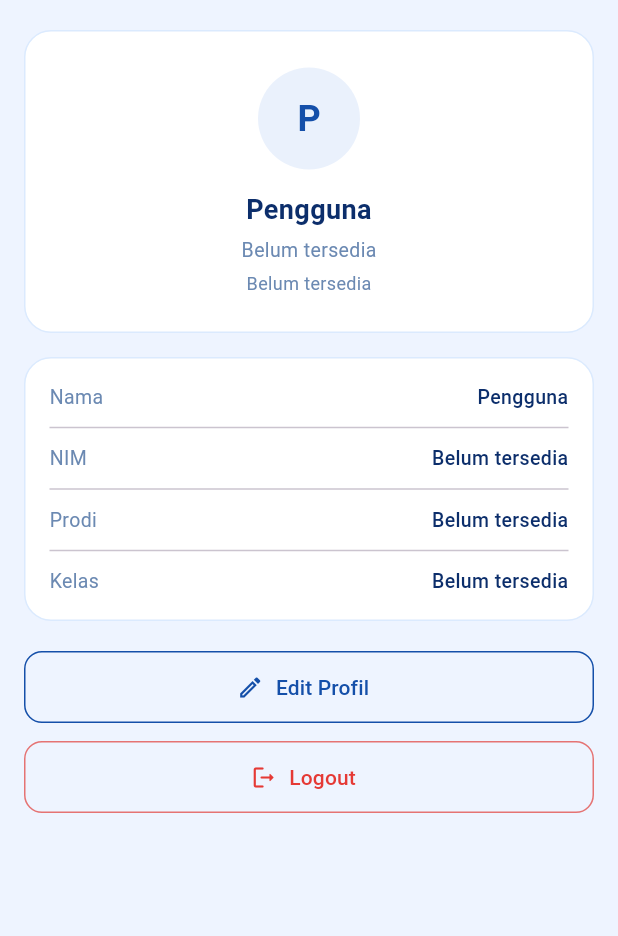
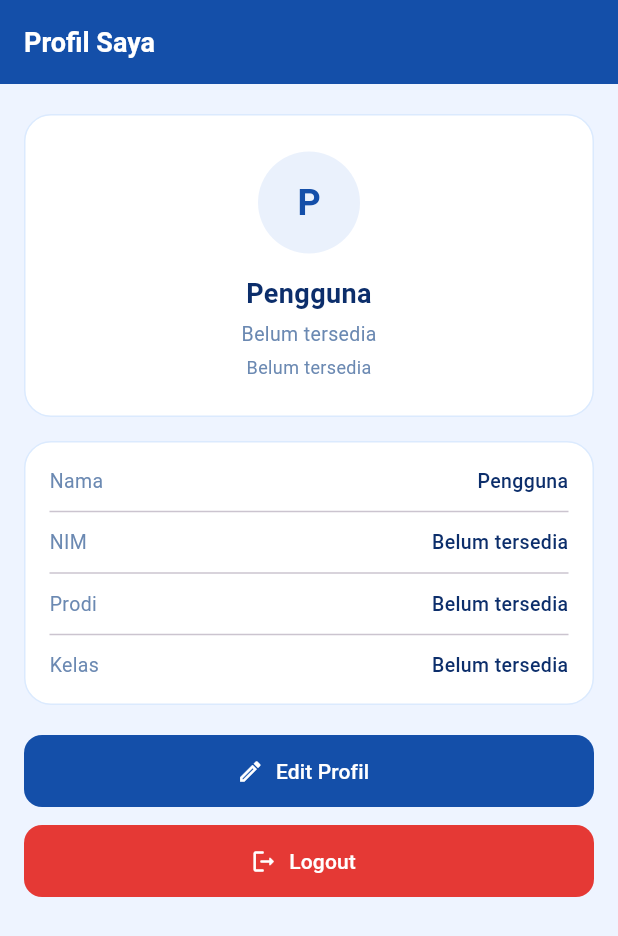
Before and after one commit to shalfaamelia/face-recognize-app, a Flutter app: the DashboardScreen screen opened directly with empty values, after a tap on "Profil Saya", on a phone screen of 412 x 824 dp. Shown: the top 936 px of the screen. Run offline on Flutter 3.47's test engine with Material 3 defaults, Android fonts, the phone set to English and light mode, and no system bars; our stand-ins replace image_picker; network calls fail.

Commit message:
Foldering dan perbaikan tampilan profil

```diff
--- /dev/null
+++ b/frontend/lib/screens/dashboard/dashboard_model.dart
@@ -0,0 +1,46 @@
+import 'package:flutter/material.dart';
+
+class AktivitasItem {
+  final IconData icon;
+  final Color iconColor;
+  final Color iconBg;
+  final String judul;
+  final String waktu;
+  final String badge;
+  final Color badgeColor;
+  final Color badgeBg;
+
+  const AktivitasItem({
+    required this.icon,
+    required this.iconColor,
+    required this.iconBg,
+    required this.judul,
+    required this.waktu,
+    required this.badge,
+    required this.badgeColor,
+    required this.badgeBg,
+  });
+}
+
+class DashboardData {
+  final int peminjamanAktif;
+  final int totalAkses;
+  final int laporanBarang;
+  final List<AktivitasItem> aktivitas;
+
+  const DashboardData({
+    required this.peminjamanAktif,
+    required this.totalAkses,
+    required this.laporanBarang,
+    required this.aktivitas,
+  });
+
+  factory DashboardData.empty() {
+    return const DashboardData(
+      peminjamanAktif: 0,
+      totalAkses: 0,
+      laporanBarang: 0,
+      aktivitas: [],
+    );
+  }
+}
--- a/frontend/lib/screens/dashboard/dashboard_screen.dart
+++ b/frontend/lib/screens/dashboard/dashboard_screen.dart
@@ -1,56 +1,20 @@
 import 'package:flutter/material.dart';
+
 import '../../utils/palette.dart';
 import '../profile/profile_screen.dart';
 import '../riwayat_akses/riwayat_akses_screen.dart';
 import '../peminjaman_lab/peminjaman_lab_screen.dart';
 import '../laporan_barang/laporan_barang_screen.dart';
+import 'dashboard_model.dart';
+import 'dashboard_service.dart';
 
-// ✅ SERVICE IMPORT
-import '../peminjaman_lab/peminjaman_lab_service.dart';
-import '../laporan_barang/laporan_barang_service.dart';
-import '../riwayat_akses/riwayat_akses_service.dart';
-
-// ─── Model Aktivitas ───────────────────────────────────────
-class AktivitasItem {
-  final IconData icon;
-  final Color iconColor;
-  final Color iconBg;
-  final String judul;
-  final String waktu;
-  final String badge;
-  final Color badgeColor;
-  final Color badgeBg;
-
-  const AktivitasItem({
-    required this.icon,
-    required this.iconColor,
-    required this.iconBg,
-    required this.judul,
-    required this.waktu,
-    required this.badge,
-    required this.badgeColor,
-    required this.badgeBg,
-  });
-}
-
-// ─── Helper: Kapitalisasi huruf pertama ───────────────────
-String _kapitalisasi(String text) {
-  if (text.isEmpty) return text;
-  return text[0].toUpperCase() + text.substring(1);
-}
-
-// ─── Helper: Format waktu — hapus .000 di akhir ──────────
-String _formatWaktu(dynamic waktu) {
-  if (waktu is DateTime) {
-    return waktu.toString().replaceAll(RegExp(r'\.\d{3}$'), '');
-  }
-  return waktu.toString().replaceAll(RegExp(r'\.\d{3}$'), '');
-}
-
-// ─── Dashboard Screen (Shell dengan Bottom Nav) ─────────────
 class DashboardScreen extends StatefulWidget {
   final Map<String, dynamic> user;
-  const DashboardScreen({super.key, required this.user});
+
+  const DashboardScreen({
+    super.key,
+    required this.user,
+  });
 
   @override
   State<DashboardScreen> createState() => _DashboardScreenState();
@@ -72,32 +36,28 @@ class _DashboardScreenState extends State<DashboardScreen> {
       ),
       bottomNavigationBar: _BottomNav(
         selected: _selectedTab,
-        onTap: (i) => setState(() => _selectedTab = i),
+        onTap: (index) => setState(() => _selectedTab = index),
       ),
     );
   }
 }
 
-// ─── Home Tab ───────────────────────────────────────────────
 class _HomeTab extends StatefulWidget {
   final Map<String, dynamic> user;
-  const _HomeTab({required this.user});
+
+  const _HomeTab({
+    required this.user,
+  });
 
   @override
   State<_HomeTab> createState() => _HomeTabState();
 }
 
 class _HomeTabState extends State<_HomeTab> {
-  int peminjamanAktif = 0;
-  int totalAkses = 0;
-  int laporanBarang = 0;
-  List<AktivitasItem> aktivitas = [];
+  final DashboardService _dashboardService = DashboardService();
 
-  int? _parseUserId(dynamic value) {
-    if (value is int) return value;
-    if (value is String) return int.tryParse(value);
-    return null;
-  }
+  DashboardData _dashboardData = DashboardData.empty();
+  bool _isLoading = true;
 
   @override
   void initState() {
@@ -106,76 +66,30 @@ class _HomeTabState extends State<_HomeTab> {
   }
 
   Future<void> _loadDashboard() async {
-    final userId = _parseUserId(widget.user['id']);
-    if (userId == null) return;
+    setState(() => _isLoading = true);
 
     try {
-      final peminjaman = await PeminjamanService().getByUser(userId);
-      final laporan = await LaporanBarangService().getByUser(userId);
-      final akses = await MonitoringService().fetchUserLogs(userId);
+      final data = await _dashboardService.getDashboardData(widget.user);
 
-      // ✅ FIX 1: Hitung SEMUA peminjaman, bukan hanya yang disetujui
-      peminjamanAktif = peminjaman.length;
-      totalAkses = akses.length;
-      laporanBarang = laporan.length;
+      if (!mounted) return;
 
-      aktivitas = [
-        ...peminjaman
-            .take(2)
-            .map(
-              (e) => AktivitasItem(
-                icon: Icons.science_outlined,
-                iconColor: Palette.blue,
-                iconBg: Palette.blueLight,
-                judul: e.keterangan,
-                waktu: 'Peminjaman · ${e.tanggal}',
-                // ✅ FIX 3: Kapitalisasi badge
-                badge: _kapitalisasi(e.status),
-                badgeColor: Palette.blue,
-                badgeBg: Palette.blueLight,
-              ),
-            ),
-        ...laporan
-            .take(2)
-            .map(
-              (e) => AktivitasItem(
-                icon: Icons.inventory_2_outlined,
-                iconColor: Palette.orange,
-                iconBg: Palette.orangeLight,
-                judul: 'Barang ${e.keterangan}',
-                waktu: 'Laporan Barang · ${e.tanggal}',
-                // ✅ FIX 3: Kapitalisasi badge
-                badge: _kapitalisasi(e.status),
-                badgeColor: Palette.orange,
-                badgeBg: Palette.orangeLight,
-              ),
-            ),
-        ...akses
-            .take(2)
-            .map(
-              (e) => AktivitasItem(
-                icon: Icons.history_outlined,
-                iconColor: Palette.green,
-                iconBg: Palette.greenLight,
-                judul: 'Akses Lab',
-                // ✅ FIX 4: Hilangkan .000 dari waktu masuk
-                waktu: 'Masuk · ${_formatWaktu(e.masuk)}',
-                badge: 'Riwayat Masuk',
-                badgeColor: Palette.green,
-                badgeBg: Palette.greenLight,
-              ),
-            ),
-      ];
+      setState(() {
+        _dashboardData = data;
+        _isLoading = false;
+      });
+    } catch (e) {
+      debugPrint('Error dashboard: $e');
 
-      setState(() {});
-    } catch (e) {
-      debugPrint("Error dashboard: $e");
+      if (!mounted) return;
+
+      setState(() => _isLoading = false);
     }
   }
 
   @override
   Widget build(BuildContext context) {
     final String nama = (widget.user['nama'] ?? 'Pengguna').toString();
+
     final String inisial = nama.isNotEmpty
         ? nama.trim().split(' ').map((w) => w[0]).take(2).join().toUpperCase()
         : 'U';
@@ -188,37 +102,49 @@ class _HomeTabState extends State<_HomeTab> {
           child: Column(
             crossAxisAlignment: CrossAxisAlignment.start,
             children: [
-              _Header(nama: nama, inisial: inisial),
+              _Header(
+                nama: nama,
+                inisial: inisial,
+              ),
               Padding(
                 padding: const EdgeInsets.fromLTRB(16, 16, 16, 0),
                 child: Column(
                   crossAxisAlignment: CrossAxisAlignment.start,
                   children: [
                     _StatRow(
-                      aktif: peminjamanAktif,
-                      akses: totalAkses,
-                      laporan: laporanBarang,
+                      aktif: _dashboardData.peminjamanAktif,
+                      akses: _dashboardData.totalAkses,
+                      laporan: _dashboardData.laporanBarang,
                     ),
                     const SizedBox(height: 20),
-                    _SectionLabel('Menu Utama'),
+                    const _SectionLabel('Menu Utama'),
                     const SizedBox(height: 10),
                     _MenuGrid(
                       user: widget.user,
-                      peminjamanAktif: peminjamanAktif,
-                      laporanBarang: laporanBarang,
-                      totalAkses: totalAkses,
+                      peminjamanAktif: _dashboardData.peminjamanAktif,
+                      laporanBarang: _dashboardData.laporanBarang,
+                      totalAkses: _dashboardData.totalAkses,
                     ),
                     const SizedBox(height: 20),
-                    _SectionLabel('Aktivitas Terbaru'),
+                    const _SectionLabel('Aktivitas Terbaru'),
                     const SizedBox(height: 10),
-                    aktivitas.isEmpty
+                    _isLoading
                         ? const Center(
                             child: Padding(
                               padding: EdgeInsets.all(20),
                               child: CircularProgressIndicator(),
                             ),
                           )
-                        : _AktivitasCard(items: aktivitas),
+                        : _dashboardData.aktivitas.isEmpty
+                            ? const Center(
+                                child: Padding(
+                                  padding: EdgeInsets.all(20),
+                                  child: Text('Belum ada aktivitas terbaru'),
+                                ),
+                              )
+                            : _AktivitasCard(
+                                items: _dashboardData.aktivitas,
+                              ),
                     const SizedBox(height: 16),
                   ],
                 ),
@@ -231,11 +157,14 @@ class _HomeTabState extends State<_HomeTab> {
   }
 }
 
-// ─── Header ────────────────────────────────────────────────
 class _Header extends StatelessWidget {
   final String nama;
   final String inisial;
-  const _Header({required this.nama, required this.inisial});
+
+  const _Header({
+    required this.nama,
+    required this.inisial,
+  });
 
   @override
   Widget build(BuildContext context) {
@@ -269,7 +198,12 @@ class _Header extends StatelessWidget {
           CircleAvatar(
             radius: 20,
             backgroundColor: Colors.white.withOpacity(0.2),
-            child: Text(inisial, style: const TextStyle(color: Colors.white)),
+            child: Text(
+              inisial,
+              style: const TextStyle(
+                color: Colors.white,
+              ),
+            ),
           ),
         ],
       ),
@@ -277,11 +211,11 @@ class _Header extends StatelessWidget {
   }
 }
 
-// ─── STAT ─────────────────────────────────────────────────
 class _StatRow extends StatelessWidget {
   final int aktif;
   final int akses;
   final int laporan;
+
   const _StatRow({
     required this.aktif,
     required this.akses,
@@ -324,6 +258,7 @@ class _StatCard extends StatelessWidget {
   final String value;
   final String label;
   final Color color;
+
   const _StatCard({
     required this.value,
     required this.label,
@@ -352,7 +287,9 @@ class _StatCard extends StatelessWidget {
           Text(
             label,
             textAlign: TextAlign.center,
-            style: const TextStyle(fontSize: 10),
+            style: const TextStyle(
+              fontSize: 10,
+            ),
           ),
         ],
       ),
@@ -360,17 +297,22 @@ class _StatCard extends StatelessWidget {
   }
 }
 
-// ─── SECTION ──────────────────────────────────────────────
 class _SectionLabel extends StatelessWidget {
   final String text;
+
   const _SectionLabel(this.text);
 
   @override
-  Widget build(BuildContext context) =>
-      Text(text, style: const TextStyle(fontWeight: FontWeight.w500));
+  Widget build(BuildContext context) {
+    return Text(
+      text,
+      style: const TextStyle(
+        fontWeight: FontWeight.w500,
+      ),
+    );
+  }
 }
 
-// ─── Menu Grid ──────────────────────────────────────────────
 class _MenuGrid extends StatelessWidget {
   final Map<String, dynamic> user;
   final int peminjamanAktif;
@@ -394,7 +336,6 @@ class _MenuGrid extends StatelessWidget {
   Widget build(BuildContext context) {
     final int? userId = _parseUserId(user['id']);
 
-    // ✅ FIX 2: 4 menu agar grid 2x2 seimbang
     return GridView.count(
       crossAxisCount: 2,
       crossAxisSpacing: 12,
@@ -409,10 +350,14 @@ class _MenuGrid extends StatelessWidget {
           iconBg: Palette.blueLight,
           title: 'Peminjaman Lab',
           subtitle: '$peminjamanAktif peminjaman',
-          onTap: () => Navigator.push(
+          onTap: () {
+            Navigator.push(
               context,
-            MaterialPageRoute(builder: (_) => PeminjamanLabScreen(user: user)),
+              MaterialPageRoute(
+                builder: (_) => PeminjamanLabScreen(user: user),
               ),
+            );
+          },
         ),
         _MenuCard(
           icon: Icons.inventory_2_outlined,
@@ -420,10 +365,14 @@ class _MenuGrid extends StatelessWidget {
           iconBg: Palette.orangeLight,
           title: 'Laporan Barang',
           subtitle: '$laporanBarang laporan',
-          onTap: () => Navigator.push(
+          onTap: () {
+            Navigator.push(
               context,
-            MaterialPageRoute(builder: (_) => LaporanBarangScreen(user: user)),
+              MaterialPageRoute(
+                builder: (_) => LaporanBarangScreen(user: user),
               ),
+            );
+          },
         ),
         _MenuCard(
           icon: Icons.history_outlined,
@@ -442,6 +391,7 @@ class _MenuGrid extends StatelessWidget {
               );
               return;
             }
+
             Navigator.push(
               context,
               MaterialPageRoute(
@@ -450,17 +400,20 @@ class _MenuGrid extends StatelessWidget {
             );
           },
         ),
-        // ✅ FIX 2: Menu ke-4 — Profil Saya agar grid genap
         _MenuCard(
           icon: Icons.person_outline,
           iconColor: Palette.purple,
           iconBg: Palette.purpleLight,
           title: 'Profil Saya',
           subtitle: 'Lihat & edit profil',
-          onTap: () => Navigator.push(
+          onTap: () {
+            Navigator.push(
               context,
-            MaterialPageRoute(builder: (_) => ProfileScreen(profile: user)),
+              MaterialPageRoute(
+                builder: (_) => ProfileScreen(profile: user),
               ),
+            );
+          },
         ),
       ],
     );
@@ -500,13 +453,17 @@ class _MenuCardState extends State<_MenuCard> {
       onTap: widget.onTap,
       child: AnimatedScale(
         scale: _pressed ? 0.96 : 1.0,
-        duration: const Duration(milliseconds: 120),
+        duration: const Duration(
+          milliseconds: 120,
+        ),
         child: Container(
           padding: const EdgeInsets.all(16),
           decoration: BoxDecoration(
             color: Palette.bgCard,
             borderRadius: BorderRadius.circular(18),
-            border: Border.all(color: Palette.cardBorder),
+            border: Border.all(
+              color: Palette.cardBorder,
+            ),
           ),
           child: Column(
             crossAxisAlignment: CrossAxisAlignment.start,
@@ -519,7 +476,11 @@ class _MenuCardState extends State<_MenuCard> {
                   color: widget.iconBg,
                   borderRadius: BorderRadius.circular(12),
                 ),
-                child: Icon(widget.icon, color: widget.iconColor, size: 20),
+                child: Icon(
+                  widget.icon,
+                  color: widget.iconColor,
+                  size: 20,
+                ),
               ),
               const SizedBox(height: 10),
               Text(
@@ -533,7 +494,10 @@ class _MenuCardState extends State<_MenuCard> {
               const SizedBox(height: 3),
               Text(
                 widget.subtitle,
-                style: const TextStyle(fontSize: 11, color: Palette.textMuted),
+                style: const TextStyle(
+                  fontSize: 11,
+                  color: Palette.textMuted,
+                ),
               ),
             ],
           ),
@@ -543,10 +507,12 @@ class _MenuCardState extends State<_MenuCard> {
   }
 }
 
-// ─── Aktivitas Card ─────────────────────────────────────────
 class _AktivitasCard extends StatelessWidget {
   final List<AktivitasItem> items;
-  const _AktivitasCard({required this.items});
+
+  const _AktivitasCard({
+    required this.items,
+  });
 
   @override
   Widget build(BuildContext context) {
@@ -554,14 +520,17 @@ class _AktivitasCard extends StatelessWidget {
       decoration: BoxDecoration(
         color: Palette.bgCard,
         borderRadius: BorderRadius.circular(18),
-        border: Border.all(color: Palette.cardBorder),
+        border: Border.all(
+          color: Palette.cardBorder,
+        ),
       ),
       child: Column(
-        children: items.asMap().entries.map((e) {
-          final isLast = e.key == items.length - 1;
+        children: items.asMap().entries.map((entry) {
+          final isLast = entry.key == items.length - 1;
+
           return Column(
             children: [
-              _AktivitasRow(item: e.value),
+              _AktivitasRow(item: entry.value),
               if (!isLast)
                 const Divider(
                   height: 1,
@@ -578,12 +547,18 @@ class _AktivitasCard extends StatelessWidget {
 
 class _AktivitasRow extends StatelessWidget {
   final AktivitasItem item;
-  const _AktivitasRow({required this.item});
+
+  const _AktivitasRow({
+    required this.item,
+  });
 
   @override
   Widget build(BuildContext context) {
     return Padding(
-      padding: const EdgeInsets.symmetric(horizontal: 14, vertical: 12),
+      padding: const EdgeInsets.symmetric(
+        horizontal: 14,
+        vertical: 12,
+      ),
       child: Row(
         children: [
           Container(
@@ -593,7 +568,11 @@ class _AktivitasRow extends StatelessWidget {
               color: item.iconBg,
               borderRadius: BorderRadius.circular(10),
             ),
-            child: Icon(item.icon, color: item.iconColor, size: 16),
+            child: Icon(
+              item.icon,
+              color: item.iconColor,
+              size: 16,
+            ),
           ),
           const SizedBox(width: 12),
           Expanded(
@@ -620,7 +599,10 @@ class _AktivitasRow extends StatelessWidget {
             ),
           ),
           Container(
-            padding: const EdgeInsets.symmetric(horizontal: 8, vertical: 3),
+            padding: const EdgeInsets.symmetric(
+              horizontal: 8,
+              vertical: 3,
+            ),
             decoration: BoxDecoration(
               color: item.badgeBg,
               borderRadius: BorderRadius.circular(6),
@@ -640,15 +622,24 @@ class _AktivitasRow extends StatelessWidget {
   }
 }
 
-// ─── Bottom Nav ─────────────────────────────────────────────
 class _BottomNav extends StatelessWidget {
   final int selected;
   final ValueChanged<int> onTap;
-  const _BottomNav({required this.selected, required this.onTap});
+
+  const _BottomNav({
+    required this.selected,
+    required this.onTap,
+  });
 
   static const _items = [
-    {'icon': Icons.home_outlined, 'label': 'Beranda'},
-    {'icon': Icons.person_outline, 'label': 'Profil'},
+    {
+      'icon': Icons.home_outlined,
+      'label': 'Beranda',
+    },
+    {
+      'icon': Icons.person_outline,
+      'label': 'Profil',
+    },
   ];
 
   @override
@@ -656,27 +647,35 @@ class _BottomNav extends StatelessWidget {
     return Container(
       decoration: const BoxDecoration(
         color: Palette.bgCard,
-        border: Border(top: BorderSide(color: Palette.cardBorder, width: 0.5)),
+        border: Border(
+          top: BorderSide(
+            color: Palette.cardBorder,
+            width: 0.5,
           ),
-      padding: const EdgeInsets.symmetric(vertical: 12),
+        ),
+      ),
+      padding: const EdgeInsets.symmetric(
+        vertical: 12,
+      ),
       child: Row(
         mainAxisAlignment: MainAxisAlignment.spaceAround,
-        children: List.generate(_items.length, (i) {
-          final isSelected = i == selected;
+        children: List.generate(_items.length, (index) {
+          final isSelected = index == selected;
+
           return GestureDetector(
-            onTap: () => onTap(i),
+            onTap: () => onTap(index),
             behavior: HitTestBehavior.opaque,
             child: Column(
               mainAxisSize: MainAxisSize.min,
               children: [
                 Icon(
-                  _items[i]['icon'] as IconData,
+                  _items[index]['icon'] as IconData,
                   size: 22,
                   color: isSelected ? Palette.blue : Palette.textMuted,
                 ),
                 const SizedBox(height: 4),
                 Text(
-                  _items[i]['label'] as String,
+                  _items[index]['label'] as String,
                   style: TextStyle(
                     fontSize: 10,
                     fontWeight: FontWeight.w500,
--- /dev/null
+++ b/frontend/lib/screens/dashboard/dashboard_service.dart
@@ -0,0 +1,86 @@
+import 'package:flutter/material.dart';
+
+import '../../utils/palette.dart';
+import '../peminjaman_lab/peminjaman_lab_service.dart';
+import '../laporan_barang/laporan_barang_service.dart';
+import '../riwayat_akses/riwayat_akses_service.dart';
+import 'dashboard_model.dart';
+
+class DashboardService {
+  int? parseUserId(dynamic value) {
+    if (value is int) return value;
+    if (value is String) return int.tryParse(value);
+    return null;
+  }
+
+  String kapitalisasi(String text) {
+    if (text.isEmpty) return text;
+    return text[0].toUpperCase() + text.substring(1);
+  }
+
+  String formatWaktu(dynamic waktu) {
+    if (waktu is DateTime) {
+      return waktu.toString().replaceAll(RegExp(r'\.\d{3}$'), '');
+    }
+
+    return waktu.toString().replaceAll(RegExp(r'\.\d{3}$'), '');
+  }
+
+  Future<DashboardData> getDashboardData(Map<String, dynamic> user) async {
+    final userId = parseUserId(user['id']);
+
+    if (userId == null) {
+      return DashboardData.empty();
+    }
+
+    final peminjaman = await PeminjamanService().getByUser(userId);
+    final laporan = await LaporanBarangService().getByUser(userId);
+    final akses = await MonitoringService().fetchUserLogs(userId);
+
+    final aktivitas = <AktivitasItem>[
+      ...peminjaman.take(2).map(
+            (e) => AktivitasItem(
+              icon: Icons.science_outlined,
+              iconColor: Palette.blue,
+              iconBg: Palette.blueLight,
+              judul: e.keterangan,
+              waktu: 'Peminjaman · ${e.tanggal}',
+              badge: kapitalisasi(e.status),
+              badgeColor: Palette.blue,
+              badgeBg: Palette.blueLight,
+            ),
+          ),
+      ...laporan.take(2).map(
+            (e) => AktivitasItem(
+              icon: Icons.inventory_2_outlined,
+              iconColor: Palette.orange,
+              iconBg: Palette.orangeLight,
+              judul: 'Barang ${e.keterangan}',
+              waktu: 'Laporan Barang · ${e.tanggal}',
+              badge: kapitalisasi(e.status),
+              badgeColor: Palette.orange,
+              badgeBg: Palette.orangeLight,
+            ),
+          ),
+      ...akses.take(2).map(
+            (e) => AktivitasItem(
+              icon: Icons.history_outlined,
+              iconColor: Palette.green,
+              iconBg: Palette.greenLight,
+              judul: 'Akses Lab',
+              waktu: 'Masuk · ${formatWaktu(e.masuk)}',
+              badge: 'Riwayat Masuk',
+              badgeColor: Palette.green,
+              badgeBg: Palette.greenLight,
+            ),
+          ),
+    ];
+
+    return DashboardData(
+      peminjamanAktif: peminjaman.length,
+      totalAkses: akses.length,
+      laporanBarang: laporan.length,
+      aktivitas: aktivitas,
+    );
+  }
+}
--- a/frontend/lib/screens/profile/profile_screen.dart
+++ b/frontend/lib/screens/profile/profile_screen.dart
@@ -140,6 +140,16 @@ class _ProfileScreenState extends State<ProfileScreen> {
 
     return Scaffold(
       backgroundColor: Palette.bgPage,
+      appBar: AppBar(
+        title: const Text(
+          'Profil Saya',
+          style: TextStyle(fontSize: 18, fontWeight: FontWeight.w700),
+        ),
+        backgroundColor: Palette.blue,
+        foregroundColor: Colors.white,
+        elevation: 0,
+        automaticallyImplyLeading: false,
+      ),
       body: SafeArea(
         child: SingleChildScrollView(
           padding: const EdgeInsets.fromLTRB(16, 20, 16, 16),
@@ -261,8 +271,11 @@ class _ProfileScreenState extends State<ProfileScreen> {
                       icon: const Icon(Icons.edit_outlined),
                       label: const Text('Edit Profil'),
                       style: OutlinedButton.styleFrom(
-                        foregroundColor: Palette.blue,
-                        side: const BorderSide(color: Palette.blue),
+                        backgroundColor: Palette.blue,
+                        foregroundColor: Colors.white,
+                        shadowColor: Colors.transparent,
+                        elevation: 0,
+                        side: BorderSide.none,
                         shape: RoundedRectangleBorder(
                           borderRadius: BorderRadius.circular(12),
                         ),
@@ -278,8 +291,11 @@ class _ProfileScreenState extends State<ProfileScreen> {
                       icon: const Icon(Icons.logout_rounded),
                       label: const Text('Logout'),
                       style: OutlinedButton.styleFrom(
-                        foregroundColor: Colors.red.shade600,
-                        side: BorderSide(color: Colors.red.shade300),
+                        backgroundColor: Colors.red.shade600,
+                        foregroundColor: Colors.white,
+                        shadowColor: Colors.transparent,
+                        elevation: 0,
+                        side: BorderSide.none,
                         shape: RoundedRectangleBorder(
                           borderRadius: BorderRadius.circular(12),
                         ),
```
Lines whose indentation alone changed are shown as unchanged.
